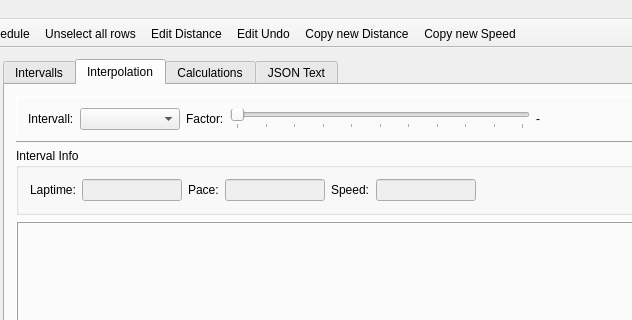
First picture: the form in mainwindow.ui, repository Tria-Andy/WorkoutEditor, before the edit; both pictures show x 313 to 945 and y 0 to 320 of the 1234 by 766 pixel window.
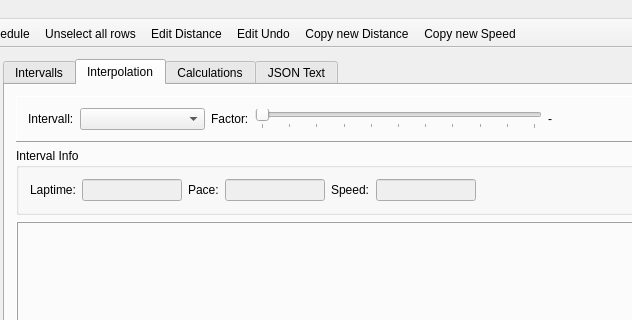
Second picture: the form after the edit. The open tabs and pages were chosen to show the change. Icons and pictures are not drawn.

Commit message: Adjust Speed after changing Laptime #9

The edit to the form file:
```diff
--- a/mainwindow.ui
+++ b/mainwindow.ui
@@ -675,7 +675,7 @@
                 <widget class="QComboBox" name="comboBox_intervals">
                  <property name="minimumSize">
                   <size>
-                   <width>100</width>
+                   <width>125</width>
                    <height>0</height>
                   </size>
                  </property>
```
The commit also changes 1 other file.
